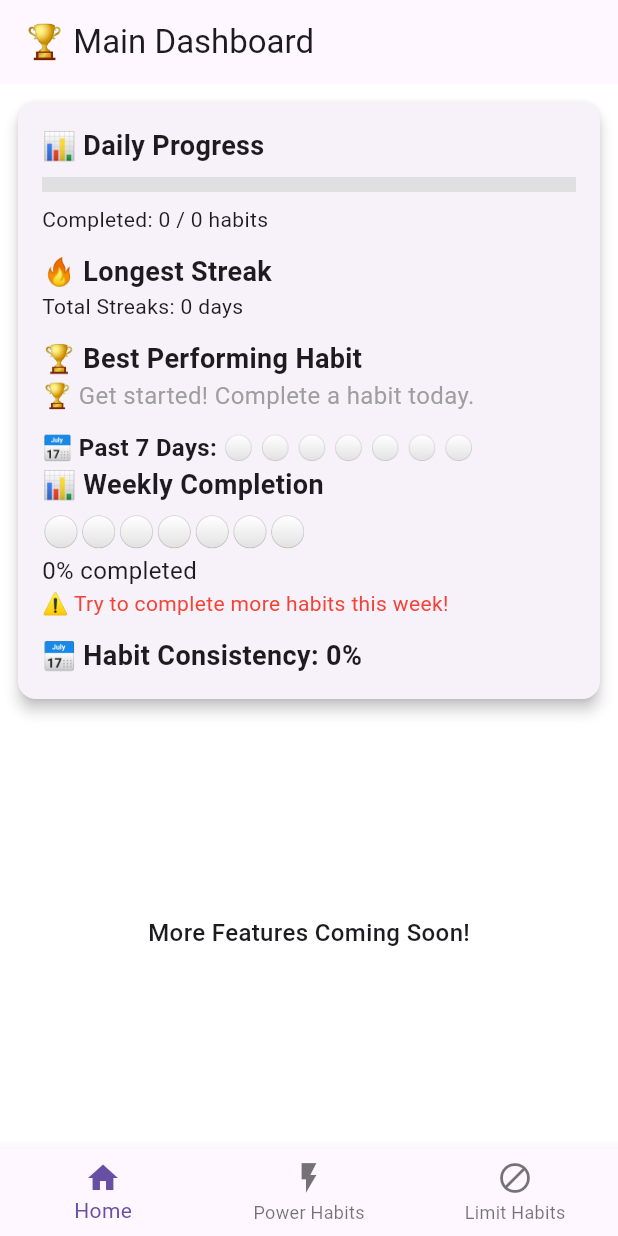
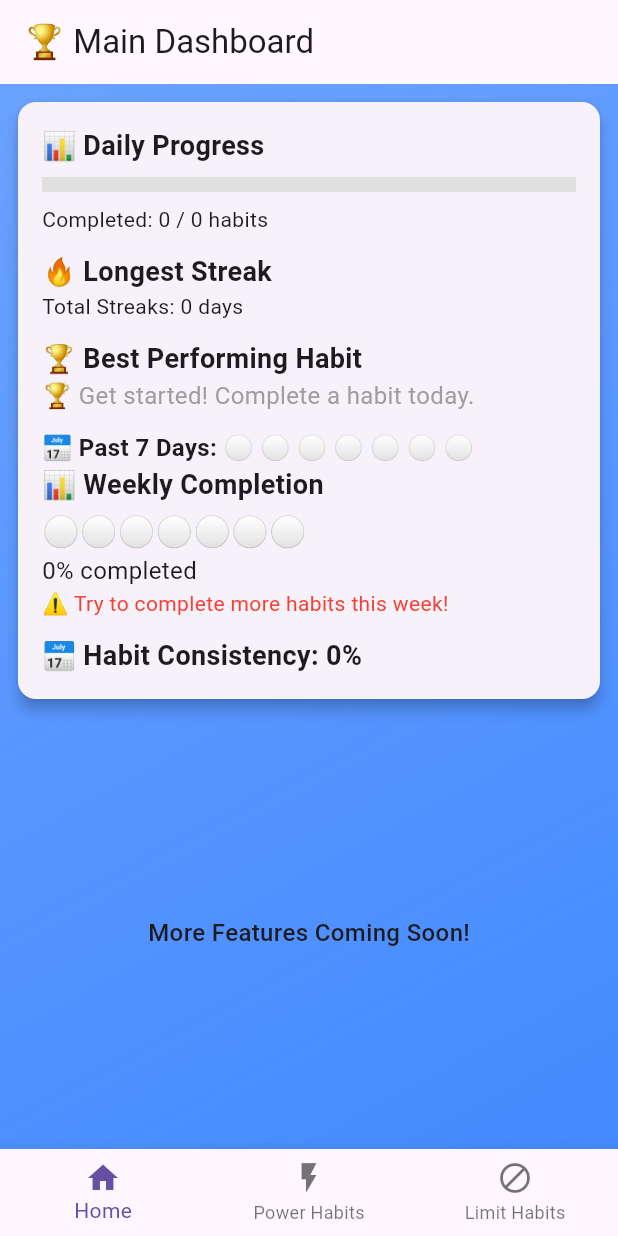
Before and after one commit to TechRaj/habit_tracker, a Flutter app: the screen it shows after launch, on a phone screen of 412 x 824 dp. Run offline on Flutter 3.47's test engine with Material 3 defaults, Android fonts, the phone set to English and light mode, and no system bars; our stand-ins replace confetti, shared_preferences, vibration.

Commit message:
Added colours

```diff
--- a/lib/main.dart
+++ b/lib/main.dart
@@ -17,9 +17,9 @@ class HabitTrackerApp extends StatelessWidget {
       title: 'Habit Tracker',
       theme: ThemeData(
         primarySwatch: Colors.blue,
-        scaffoldBackgroundColor: Colors.white,
+        scaffoldBackgroundColor: Colors.transparent,
       ),
-      home: HomePage(), // 🌟 Main Navigation (Power & Limit Habits)
+      home: HomePage(), // 🌟 Main Navigation (Swipe between Pages)
     );
   }
 }
@@ -32,31 +32,67 @@ class HomePage extends StatefulWidget {
 }
 
 class _HomePageState extends State<HomePage> {
+  final PageController _pageController = PageController();
   int _selectedIndex = 0;
 
-  // 🚀 New Pages: Main Dashboard, Power Habits, Limit Habits
+  // 🚀 Pages: Main Dashboard, Power Habits, Limit Habits
   final List<Widget> _pages = [
     MainScreen(), // 📊 Main Insights & Streaks
     PowerHabitsScreen(), // 🚀 Build Good Habits
     LimitHabitsScreen(), // 🔒 Reduce Negative Habits
   ];
 
-  void _onItemTapped(int index) {
+  // 🎨 Background Colors for Each Page
+  final List<Color> _backgroundColors = [
+    Colors.blueAccent,  // Main Screen
+    Colors.greenAccent, // Power Habits
+    Colors.redAccent,   // Limit Habits
+  ];
+
+  void _onPageChanged(int index) {
     setState(() {
       _selectedIndex = index;
     });
+    print("Swiped to page: $index");
+  }
+
+  void _onItemTapped(int index) {
+    _pageController.animateToPage(
+      index,
+      duration: Duration(milliseconds: 300),
+      curve: Curves.easeInOut,
+    );
   }
 
 @override
 Widget build(BuildContext context) {
   return Scaffold(
-      body: _pages[_selectedIndex],
+    body: AnimatedContainer(
+      duration: Duration(milliseconds: 500),
+      curve: Curves.easeInOut,
+      decoration: BoxDecoration(
+        gradient: LinearGradient(
+          colors: [
+            _backgroundColors[_selectedIndex].withAlpha(200),
+            _backgroundColors[_selectedIndex],
+          ],
+          begin: Alignment.topLeft,
+          end: Alignment.bottomRight,
+        ),
+      ),
+      child: PageView(
+        controller: _pageController,
+        onPageChanged: _onPageChanged,
+        physics: BouncingScrollPhysics(), // ✅ Enables swipe gestures in Chrome & mobile
+        children: _pages,
+      ),
+    ),
     bottomNavigationBar: BottomNavigationBar(
       type: BottomNavigationBarType.fixed,
       items: [
         BottomNavigationBarItem(icon: Icon(Icons.home), label: "Home"),
-          BottomNavigationBarItem(icon: Icon(Icons.flash_on), label: "Power Habits"), // 🚀
-          BottomNavigationBarItem(icon: Icon(Icons.block), label: "Limit Habits"), // 🔒
+        BottomNavigationBarItem(icon: Icon(Icons.flash_on), label: "Power Habits"),
+        BottomNavigationBarItem(icon: Icon(Icons.block), label: "Limit Habits"),
       ],
       currentIndex: _selectedIndex,
       onTap: _onItemTapped,
```
Lines whose indentation alone changed are shown as unchanged.
